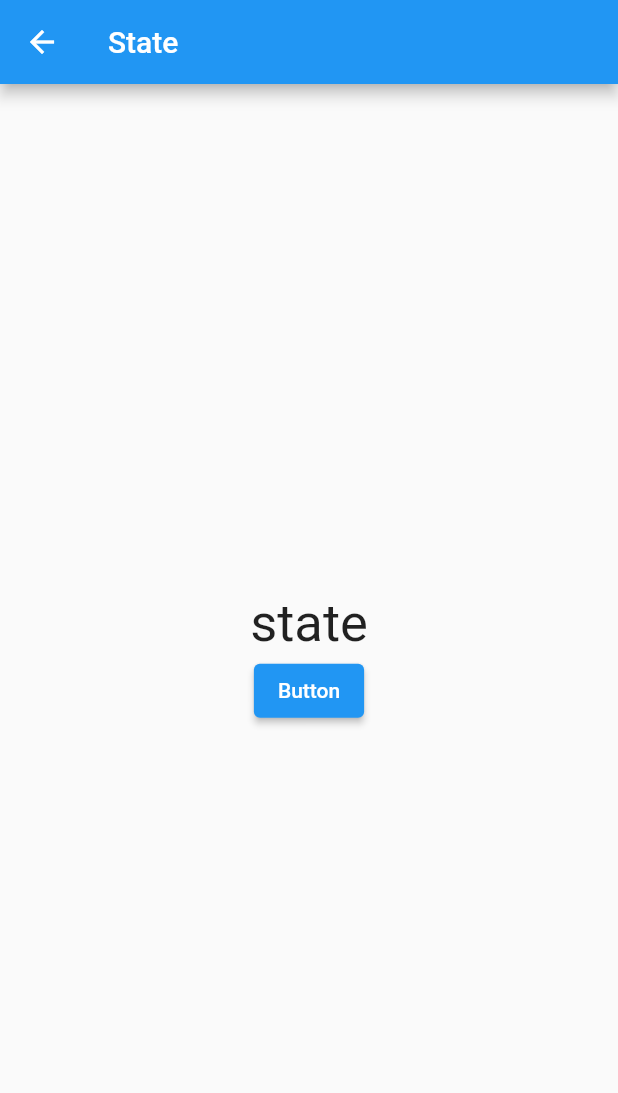
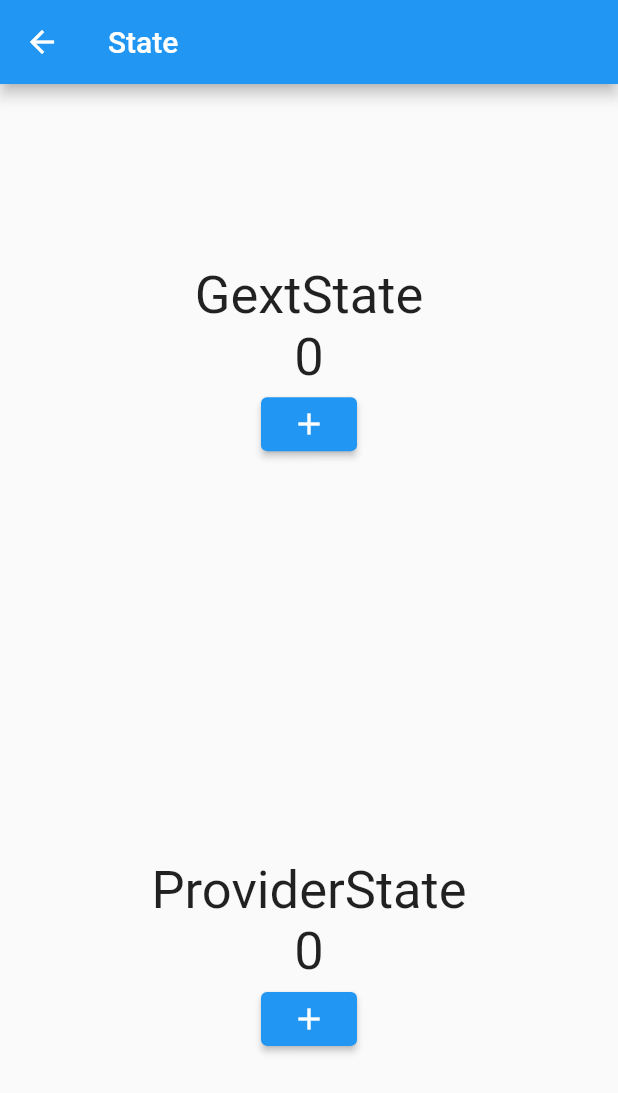
Before and after one commit to hjcwinner/getx1, a Flutter app: the screen it shows after launch, after a tap on "state", on a phone screen of 412 x 824 dp. Shown: the top 1093 px of the screen. Run offline on Flutter 3.47's test engine with Material 2 defaults, Android fonts, the phone set to English and light mode, and no system bars; our stand-ins replace get.

Commit message:
getx 단순상태관리

```diff
--- /dev/null
+++ b/lib/controller/count_controller_provider.dart
@@ -0,0 +1,9 @@
+import 'package:flutter/cupertino.dart';
+
+class CountControllerProvider extends ChangeNotifier{
+  int count = 0;
+  void increase(){
+    count++;
+    notifyListeners();
+  }
+}
--- a/lib/main.dart
+++ b/lib/main.dart
@@ -21,7 +21,7 @@ class MyApp extends StatelessWidget {
       getPages: [
         GetPage(name: "/reactstate", page: () => ReactState(), transition: Transition.zoom),
         GetPage(name: "/binding", page: () => BindingPage(), transition: Transition.zoom),
-        GetPage(name: "/urluid/:uid", page: () => UrlUid(), transition: Transition.zoom)
+        GetPage(name: "/urluid?uid", page: () => UrlUid(), transition: Transition.zoom)
       ],
     );
   }
--- a/lib/page/state.dart
+++ b/lib/page/state.dart
@@ -1,4 +1,9 @@
 import 'package:flutter/material.dart';
+import 'package:get/get.dart';
+import 'package:getx1/controller/count_controller_provider.dart';
+import 'package:getx1/statepage/getx.dart';
+import 'package:getx1/statepage/provider.dart';
+import 'package:provider/provider.dart';
 
 class GetxState extends StatelessWidget {
   @override
@@ -9,10 +14,13 @@ class GetxState extends StatelessWidget {
       ),
       body: Center(
         child: Column(
-           mainAxisAlignment: MainAxisAlignment.center,
+           mainAxisAlignment: MainAxisAlignment.spaceEvenly,
           children: [
-            Text('state', style: TextStyle(fontSize: 35),),
-            ElevatedButton(onPressed: () {}, child: Text('Button')),
+            Getxstate(),
+            SizedBox(height: 25),
+            ChangeNotifierProvider<CountControllerProvider>(
+              create: (_) => CountControllerProvider(), child: ProviderState(),
+            )
           ],
         ),
       ),
--- a/lib/route/fitst.dart
+++ b/lib/route/fitst.dart
@@ -26,7 +26,7 @@ class First extends StatelessWidget {
                 child: Text('Arguments')),
             ElevatedButton(
                 onPressed: () {
-                  Get.toNamed("/urluid/23883");
+                  Get.toNamed("/urluid?uid=23883");
                 },
                 child: Text('Url go uid')),
           ],
--- /dev/null
+++ b/lib/statepage/getx.dart
@@ -0,0 +1,16 @@
+import 'package:flutter/material.dart';
+
+class Getxstate extends StatelessWidget {
+  @override
+  Widget build(BuildContext context) {
+    return Center(
+      child: Column(
+        children: [
+          Text('GextState', style: TextStyle(fontSize: 35),),
+          Text('0', style: TextStyle(fontSize: 35),),
+          ElevatedButton(onPressed: () {}, child: Icon(Icons.add)),
+        ],
+      ),
+    );
+  }
+}
--- /dev/null
+++ b/lib/statepage/provider.dart
@@ -0,0 +1,24 @@
+import 'package:flutter/material.dart';
+import 'package:getx1/controller/count_controller_provider.dart';
+import 'package:provider/provider.dart';
+
+class ProviderState extends StatelessWidget {
+  @override
+  Widget build(BuildContext context) {
+    return Center(
+      child: Column(
+        children: [
+          Text('ProviderState', style: TextStyle(fontSize: 35),),
+          Consumer<CountControllerProvider>(
+            builder: (_, snapshot, child){
+              return Text('${snapshot.count}', style: TextStyle(fontSize: 35));
+            },
+          ) ,
+          ElevatedButton(onPressed: () {
+              Provider.of<CountControllerProvider>(context, listen: false).increase();
+          }, child: Icon(Icons.add)),
+        ],
+      ),
+    );
+  }
+}
--- a/pubspec.yaml
+++ b/pubspec.yaml
@@ -29,6 +29,7 @@ dependencies:
   # Use with the CupertinoIcons class for iOS style icons.
   cupertino_icons: ^1.0.2
   get: ^3.26.0
+  provider: ^5.0.0
 
 dev_dependencies:
   flutter_test:
```
Also changed, not shown: lib/controller/count_controller_getx.dart (added).
